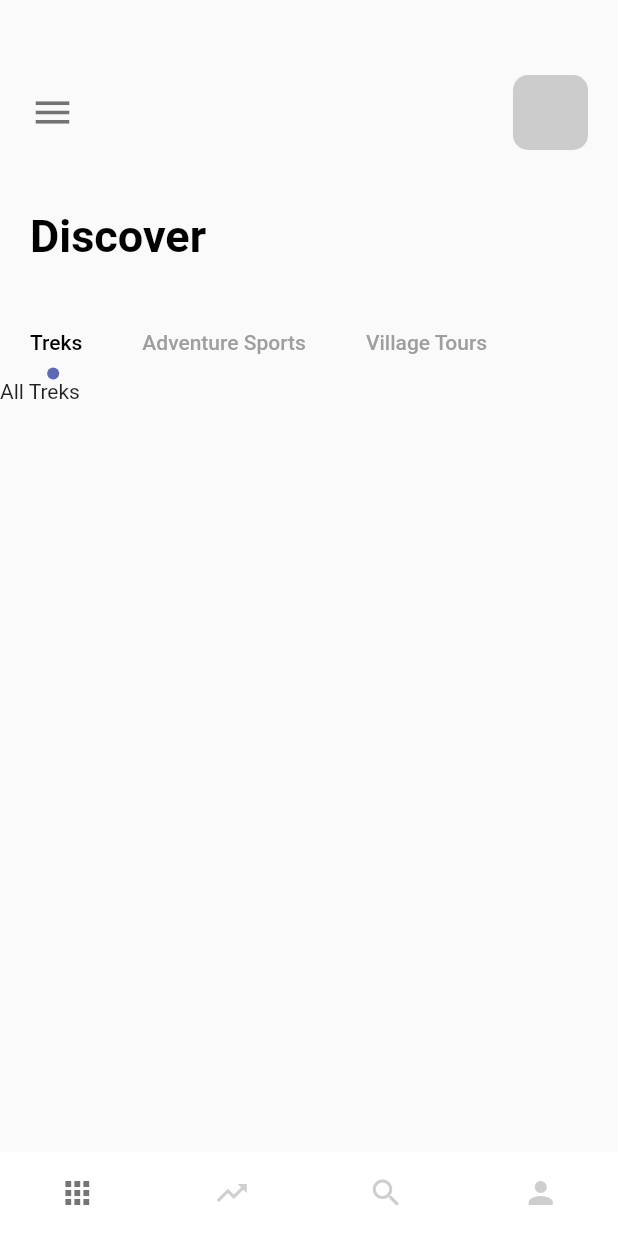
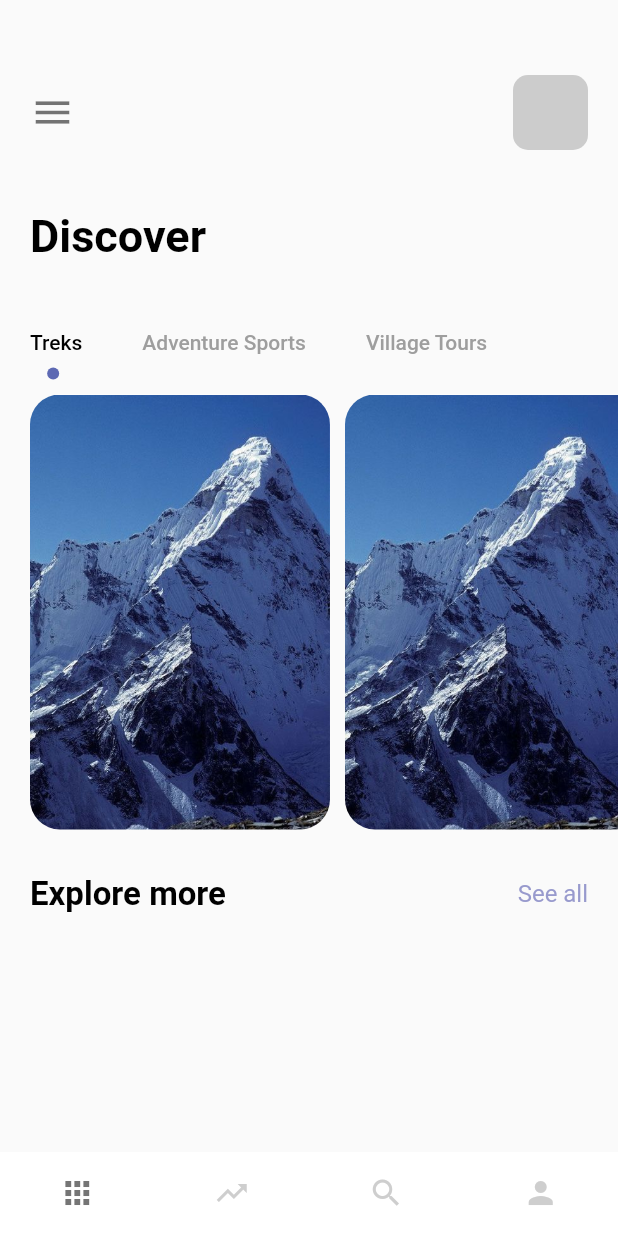
Before and after one commit to ManyuDhyani/Travel-App, a Flutter app: the screen it shows after launch, on a phone screen of 412 x 824 dp. Run offline on Flutter 3.47's test engine with Material 2 defaults, Android fonts, the phone set to English and light mode, and no system bars.

Commit message:
Added tab bar view for the Trek and start new section for explore more.

```diff
--- a/lib/pages/navpages/homePage.dart
+++ b/lib/pages/navpages/homePage.dart
@@ -1,6 +1,7 @@
 import 'package:flutter/cupertino.dart';
 import 'package:flutter/material.dart';
 import 'package:travel_app/Widgets/appLargeText.dart';
+import 'package:travel_app/Widgets/appText.dart';
 import 'package:travel_app/misc/colors.dart';
 
 class HomePage extends StatefulWidget {
@@ -68,14 +69,51 @@ class _HomePageState extends State<HomePage> with TickerProviderStateMixin {
                   ]),
             ),
           ),
+          //TabBarView
           Container(
+            padding: const EdgeInsets.only(left: 20.0),
             height: 300,
             width: double.maxFinite,
             child: TabBarView(controller: _tabController, children: [
-              Text("All Treks"),
+              ListView.builder(
+                itemCount: 3,
+                scrollDirection: Axis.horizontal,
+                itemBuilder: (BuildContext context, int index) {
+                  return Container(
+                    margin: const EdgeInsets.only(right: 10.0, top: 10.0),
+                    width: 200,
+                    height: 300,
+                    decoration: BoxDecoration(
+                      borderRadius: BorderRadius.circular(20.0),
+                      color: Colors.white,
+                      image: DecorationImage(
+                        image: AssetImage("img/mountain.jpeg"),
+                        fit: BoxFit.cover,
+                      ),
+                    ),
+                  );
+                },
+              ),
               Text("All Adventure Sports"),
               Text("All VT"),
             ]),
+          ),
+          const SizedBox(height: 30),
+          Container(
+            margin: const EdgeInsets.only(left: 20.0, right: 20.0),
+            child: Row(
+              mainAxisAlignment: MainAxisAlignment.spaceBetween,
+              children: [
+                AppLargeText(
+                  text: "Explore more",
+                  size: 22,
+                ),
+                AppText(
+                  text: "See all",
+                  color: AppColors.textColor1,
+                )
+              ],
+            ),
           )
         ],
       ),
```
